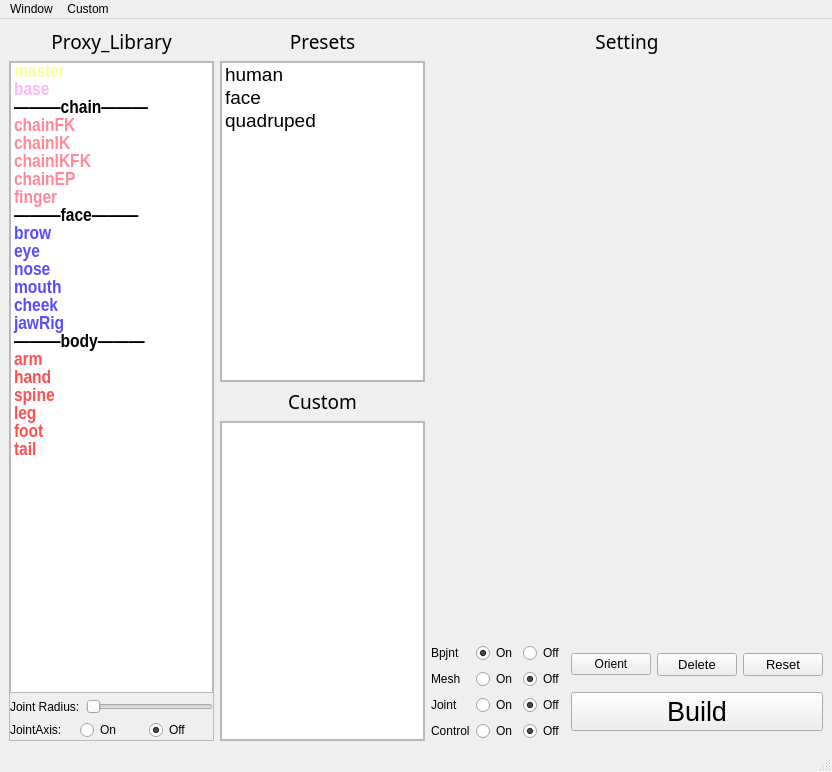
Old version of the form bind/ui/widget/bind_ui.ui in the repository MuZiMuZi/muziToolset.
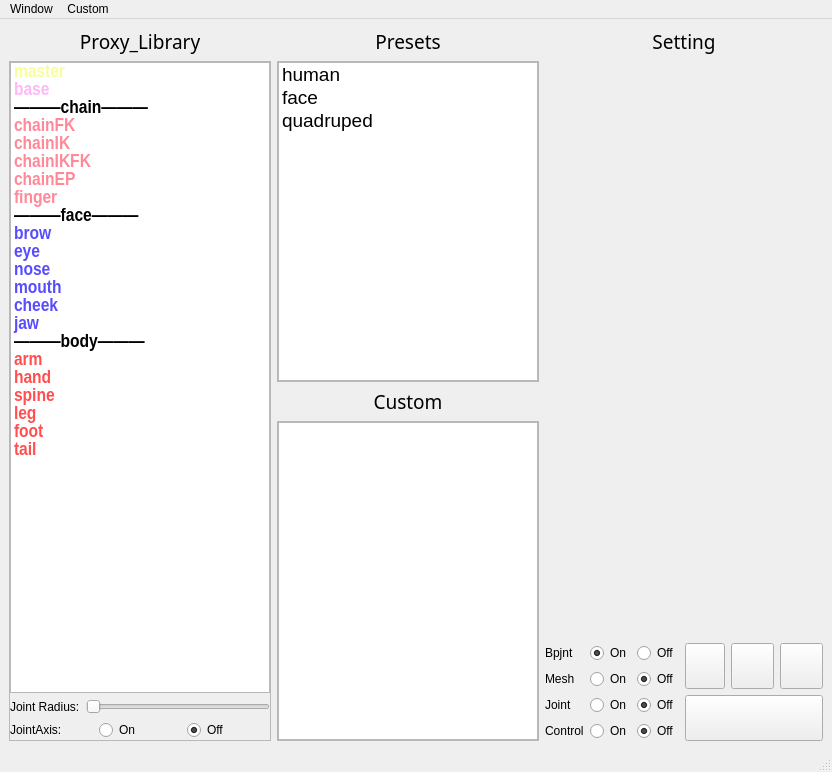
New version of the form. Icons and pictures are not drawn.

Commit message: 重新优化绑定系统界面的代码，美化界面，新添加了set_icon方法，用来设置按钮的图标

The edit to the form file:
```diff
--- a/bind/ui/widget/bind_ui.ui
+++ b/bind/ui/widget/bind_ui.ui
@@ -69,7 +69,7 @@
             <rect>
              <x>0</x>
              <y>0</y>
-             <width>202</width>
+             <width>261</width>
              <height>673</height>
             </rect>
            </property>
@@ -382,7 +382,7 @@
                 </item>
                 <item>
                  <property name="text">
-                  <string>jawRig</string>
+                  <string>jaw</string>
                  </property>
                  <property name="foreground">
                   <brush brushstyle="SolidPattern">
@@ -612,7 +612,7 @@
               <rect>
                <x>0</x>
                <y>0</y>
-               <width>201</width>
+               <width>259</width>
                <height>316</height>
               </rect>
              </property>
@@ -696,7 +696,7 @@
               <rect>
                <x>0</x>
                <y>0</y>
-               <width>201</width>
+               <width>259</width>
                <height>315</height>
               </rect>
              </property>
@@ -1020,17 +1020,25 @@
                <layout class="QHBoxLayout" name="horizontalLayout_9">
                 <item>
                  <widget class="QPushButton" name="orient_button">
+                  <property name="sizePolicy">
+                   <sizepolicy hsizetype="Preferred" vsizetype="Preferred">
+                    <horstretch>0</horstretch>
+                    <verstretch>0</verstretch>
+                   </sizepolicy>
+                  </property>
                   <property name="font">
                    <font>
                     <family>Arial</family>
                    </font>
                   </property>
                   <property name="text">
-                   <string>Orient</string>
+                   <string/>
                   </property>
-                  <property name="icon">
-                   <iconset>
-                    <normaloff>../../../tools/icon/assign.png</normaloff>../../../tools/icon/assign.png</iconset>
+                  <property name="iconSize">
+                   <size>
+                    <width>36</width>
+                    <height>46</height>
+                   </size>
                   </property>
                   <attribute name="buttonGroup">
                    <string notr="true">buttonGroup_5</string>
@@ -1039,6 +1047,12 @@
                 </item>
                 <item>
                  <widget class="QPushButton" name="delete_button">
+                  <property name="sizePolicy">
+                   <sizepolicy hsizetype="Preferred" vsizetype="Preferred">
+                    <horstretch>0</horstretch>
+                    <verstretch>0</verstretch>
+                   </sizepolicy>
+                  </property>
                   <property name="font">
                    <font>
                     <family>Arial</family>
@@ -1046,11 +1060,13 @@
                    </font>
                   </property>
                   <property name="text">
-                   <string>Delete</string>
+                   <string/>
                   </property>
-                  <property name="icon">
-                   <iconset>
-                    <normaloff>../../../tools/icon/delete.png</normaloff>../../../tools/icon/delete.png</iconset>
+                  <property name="iconSize">
+                   <size>
+                    <width>36</width>
+                    <height>46</height>
+                   </size>
                   </property>
                   <attribute name="buttonGroup">
                    <string notr="true">buttonGroup_5</string>
@@ -1058,7 +1074,16 @@
                  </widget>
                 </item>
                 <item>
-                 <widget class="QPushButton" name="ctrl_button">
+                 <widget class="QPushButton" name="reset_button">
+                  <property name="enabled">
+                   <bool>true</bool>
+                  </property>
+                  <property name="sizePolicy">
+                   <sizepolicy hsizetype="Preferred" vsizetype="Preferred">
+                    <horstretch>0</horstretch>
+                    <verstretch>0</verstretch>
+                   </sizepolicy>
+                  </property>
                   <property name="font">
                    <font>
                     <family>Arial</family>
@@ -1066,11 +1091,16 @@
                    </font>
                   </property>
                   <property name="text">
-                   <string>Reset</string>
+                   <string/>
                   </property>
-                  <property name="icon">
-                   <iconset>
-                    <normaloff>../../../tools/icon/reset.png</normaloff>../../../tools/icon/reset.png</iconset>
+                  <property name="iconSize">
+                   <size>
+                    <width>36</width>
+                    <height>46</height>
+                   </size>
+                  </property>
+                  <property name="checkable">
+                   <bool>false</bool>
                   </property>
                  </widget>
                 </item>
@@ -1078,6 +1108,12 @@
               </item>
               <item>
                <widget class="QPushButton" name="build_button">
+                <property name="sizePolicy">
+                 <sizepolicy hsizetype="Preferred" vsizetype="Preferred">
+                  <horstretch>0</horstretch>
+                  <verstretch>0</verstretch>
+                 </sizepolicy>
+                </property>
                 <property name="font">
                  <font>
                   <family>Arial</family>
@@ -1088,11 +1124,13 @@
                  <string notr="true"/>
                 </property>
                 <property name="text">
-                 <string>Build</string>
+                 <string/>
                 </property>
-                <property name="icon">
-                 <iconset>
-                  <normaloff>../../../tools/icon/copy.png</normaloff>../../../tools/icon/copy.png</iconset>
+                <property name="iconSize">
+                 <size>
+                  <width>122</width>
+                  <height>48</height>
+                 </size>
                 </property>
                </widget>
               </item>
```
Left out of the diff: 28 changed lines with no effect on the pictures. The commit also changes 3 other files.
